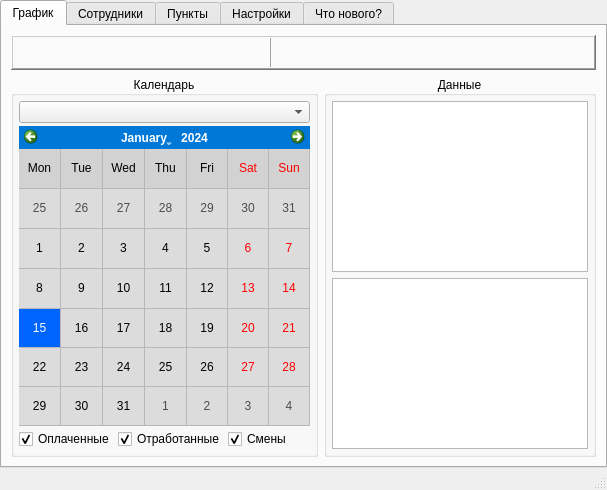
First picture: the form in mainwindow.ui, repository The-Zealot/WBScheduleManager, before the edit.
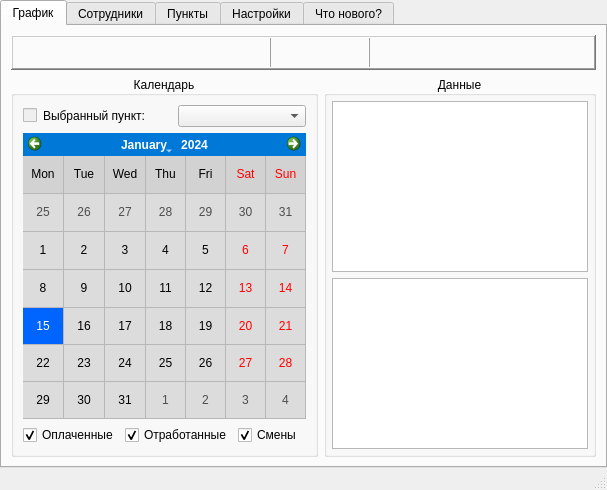
Second picture: the form after the edit. Icons and pictures are not drawn. Custom widgets are drawn as their Qt base class.

Diff of the .ui file:
```diff
--- a/mainwindow.ui
+++ b/mainwindow.ui
@@ -61,30 +61,37 @@
            <bool>false</bool>
           </property>
           <layout class="QGridLayout" name="gridLayout_6">
-           <property name="leftMargin">
-            <number>5</number>
-           </property>
-           <property name="topMargin">
-            <number>5</number>
-           </property>
-           <property name="rightMargin">
-            <number>5</number>
-           </property>
-           <property name="bottomMargin">
-            <number>5</number>
-           </property>
-           <property name="spacing">
-            <number>0</number>
-           </property>
            <item row="0" column="0">
-            <layout class="QVBoxLayout" name="verticalLayout">
-             <property name="spacing">
-              <number>3</number>
-             </property>
+            <layout class="QHBoxLayout" name="horizontalLayout_6">
+             <item>
+              <widget class="QCheckBox" name="checkBoxEmployeeView">
+               <property name="enabled">
+                <bool>false</bool>
+               </property>
+               <property name="sizePolicy">
+                <sizepolicy hsizetype="Fixed" vsizetype="Fixed">
+                 <horstretch>0</horstretch>
+                 <verstretch>0</verstretch>
+                </sizepolicy>
+               </property>
+               <property name="toolTip">
+                <string>Отображение от лица сотрудника</string>
+               </property>
+              </widget>
+             </item>
+             <item>
+              <widget class="QLabel" name="label_2">
+               <property name="text">
+                <string>Выбранный пункт:</string>
+               </property>
+              </widget>
+             </item>
              <item>
               <widget class="QComboBox" name="comboBoxPoint"/>
              </item>
-             <item>
+            </layout>
+           </item>
+           <item row="1" column="0">
               <widget class="QCalendarWidget" name="calendarWidget">
                <property name="sizePolicy">
                 <sizepolicy hsizetype="Expanding" vsizetype="Expanding">
@@ -147,7 +154,7 @@
                </property>
               </widget>
              </item>
-             <item>
+           <item row="2" column="0">
               <layout class="QHBoxLayout" name="horizontalLayout_3">
                <item>
                 <widget class="QCheckBox" name="checkBoxPayedDays">
@@ -182,8 +189,6 @@
               </layout>
              </item>
             </layout>
-           </item>
-          </layout>
          </widget>
         </item>
         <item row="1" column="1">
@@ -542,6 +547,39 @@
              </property>
             </widget>
            </item>
+           <item>
+            <widget class="Line" name="line_2">
+             <property name="frameShadow">
+              <enum>QFrame::Raised</enum>
+             </property>
+             <property name="orientation">
+              <enum>Qt::Vertical</enum>
+             </property>
+            </widget>
+           </item>
+           <item>
+            <widget class="QToolButton" name="toolButtonExportToExcel">
+             <property name="enabled">
+              <bool>false</bool>
+             </property>
+             <property name="toolTip">
+              <string>Экспорт в Excel</string>
+             </property>
+             <property name="icon">
+              <iconset resource="resource.qrc">
+               <normaloff>:/image/toolBar/toExcel.png</normaloff>:/image/toolBar/toExcel.png</iconset>
+             </property>
+             <property name="iconSize">
+              <size>
+               <width>24</width>
+               <height>24</height>
+              </size>
+             </property>
+             <property name="autoRaise">
+              <bool>true</bool>
+             </property>
+            </widget>
+           </item>
            <item>
             <spacer name="horizontalSpacer">
              <property name="orientation">
```
Left out of the diff: 40 changed lines with no effect on the pictures. Lines whose indentation alone changed are shown as unchanged.
